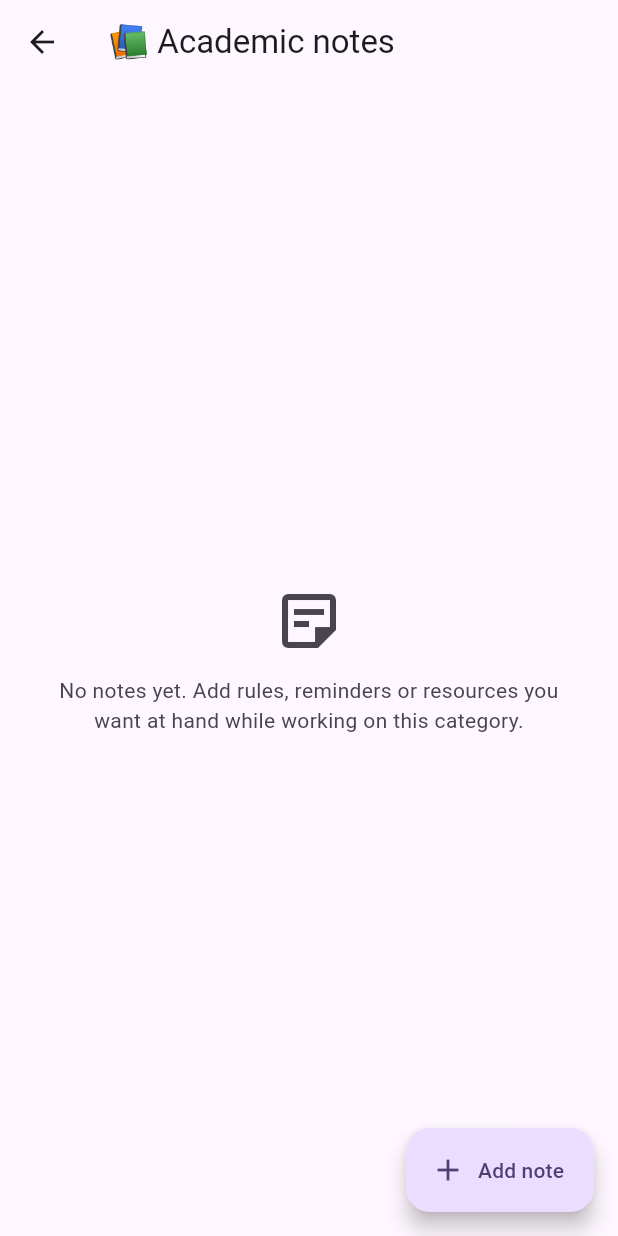
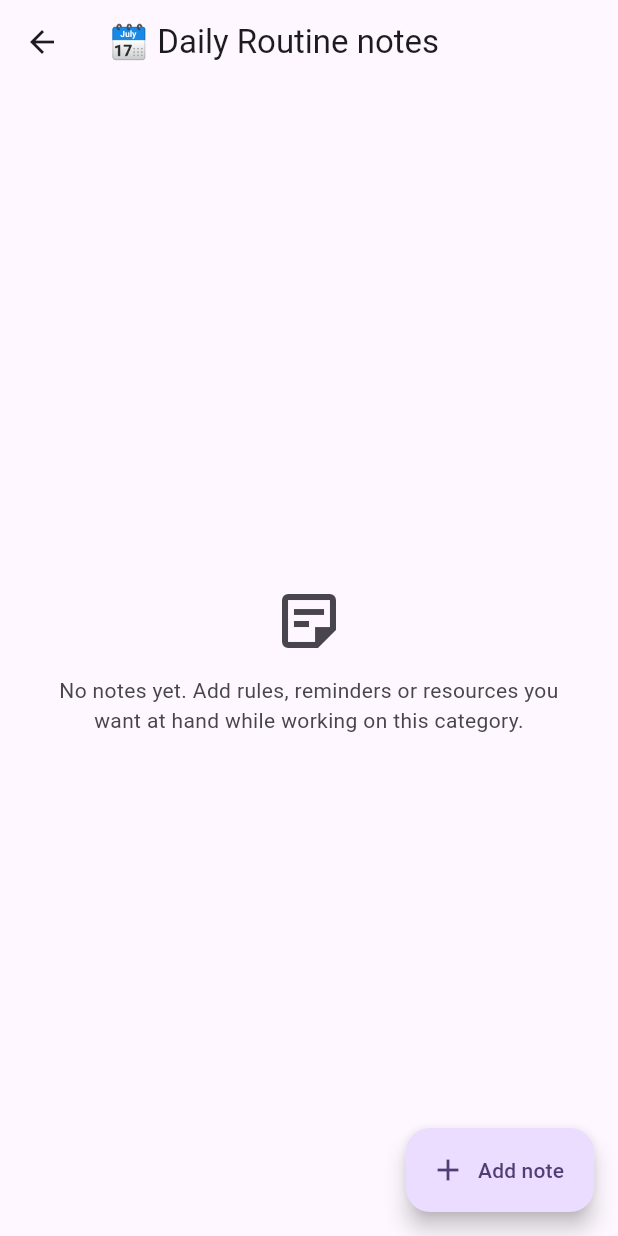
Before and after one commit to itsAmirmb/Wakeflow, a Flutter app: the CategoryNotesScreen screen opened directly with sample values from the repository, on a phone screen of 412 x 824 dp. Run offline on Flutter 3.47's test engine with Material 3 defaults, Android fonts, the phone set to English and light mode, and no system bars; our stand-ins replace flutter_local_notifications, sqflite, timezone; accounts and stored records are empty.

Commit message:
v0.14.16 (leftover rule for last block, reorder categories in settings, single default category)

```diff
--- a/lib/data/default_categories.dart
+++ b/lib/data/default_categories.dart
@@ -1,31 +1,14 @@
 import '../models/category.dart';
 
+/// A fresh install starts with one category; more can be added in Settings.
 final List<Category> defaultCategories = [
   const Category(
-    id: 'academic',
-    name: 'Academic',
-    icon: '📚',
-    percentage: 0.40,
+    id: 'daily_routine',
+    name: 'Daily Routine',
+    icon: '🗓️',
+    percentage: 1.0,
     minimumMinutes: 60,
     blockMinutes: 60,
     priority: 1,
   ),
-  const Category(
-    id: 'trading',
-    name: 'Trading',
-    icon: '📈',
-    percentage: 0.25,
-    minimumMinutes: 30,
-    blockMinutes: 45,
-    priority: 2,
-  ),
-  const Category(
-    id: 'gym_fun',
-    name: 'Gym / Fun',
-    icon: '🏋️',
-    percentage: 0.35,
-    minimumMinutes: 60,
-    blockMinutes: 30,
-    priority: 3,
-  ),
 ];
--- a/lib/models/category.dart
+++ b/lib/models/category.dart
@@ -6,8 +6,8 @@ class Category {
   final int minimumMinutes;
 
   /// Fixed block size. The day's time for this category is cut into blocks
-  /// of exactly this length; a leftover shorter than one block is added to
-  /// the last block.
+  /// of this length; the leftover is added to the last block when small,
+  /// otherwise it is one shorter block (see RoutineEngine).
   final int blockMinutes;
   final int priority;
   final bool enabled;
```
Also changed, not shown: lib/screens/settings_screen.dart (+56 -2 lines), lib/services/routine_engine.dart (+41 -17 lines), 1 other file.
